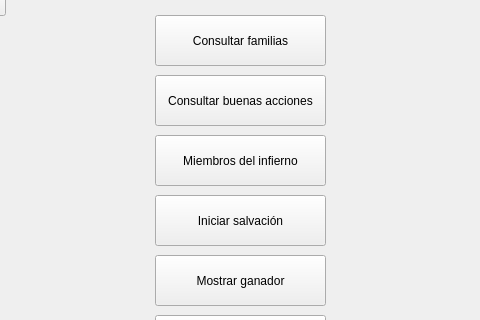
First picture: the form in CielovsInfierno/mainwindow.ui, repository JohnSC31/PY2-CIELOvsINFIERNO-2102, before the edit; both pictures show x 215 to 695 and y 165 to 485 of the 1323 by 675 pixel window.
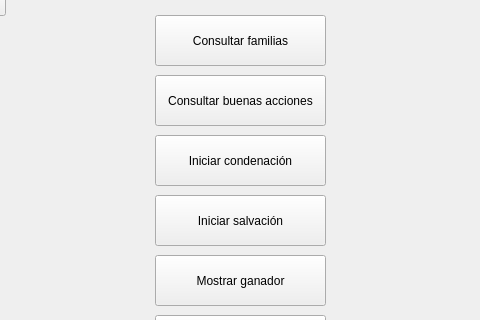
Second picture: the form after the edit.

Commit message: Se intentó el infierno.

```diff
--- a/CielovsInfierno/mainwindow.ui
+++ b/CielovsInfierno/mainwindow.ui
@@ -84,7 +84,7 @@
      </rect>
     </property>
     <property name="text">
-     <string>Miembros del infierno</string>
+     <string>Iniciar condenación</string>
     </property>
    </widget>
    <widget class="QPushButton" name="IniciarSalvacion">
```
Left out of the diff: 2 changed lines with no effect on the pictures. The commit also changes 21 other files.
